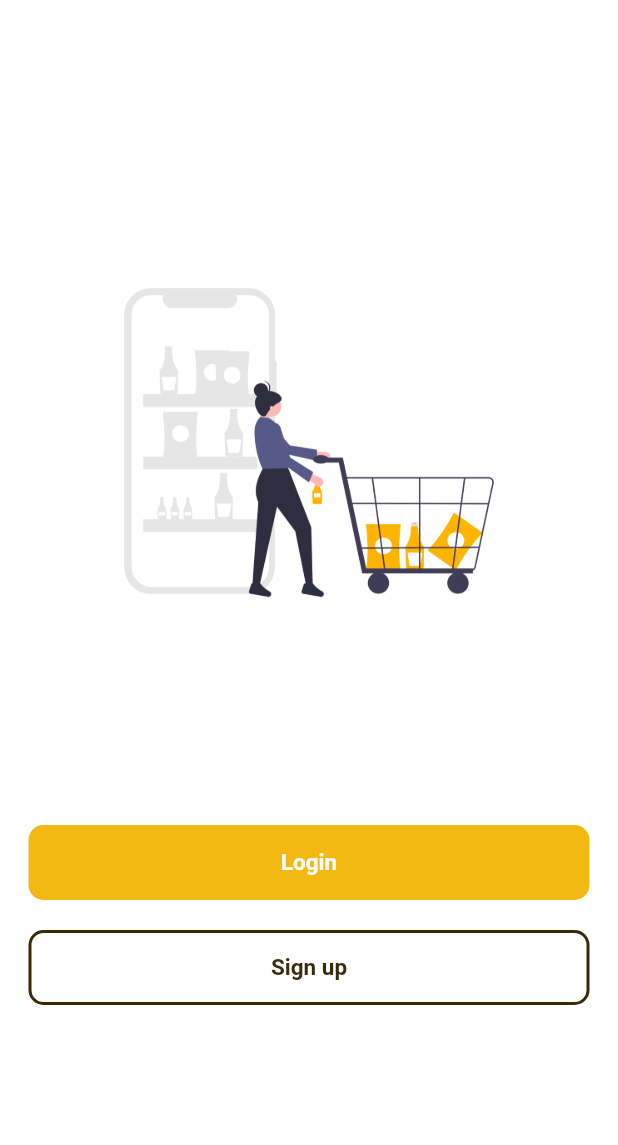
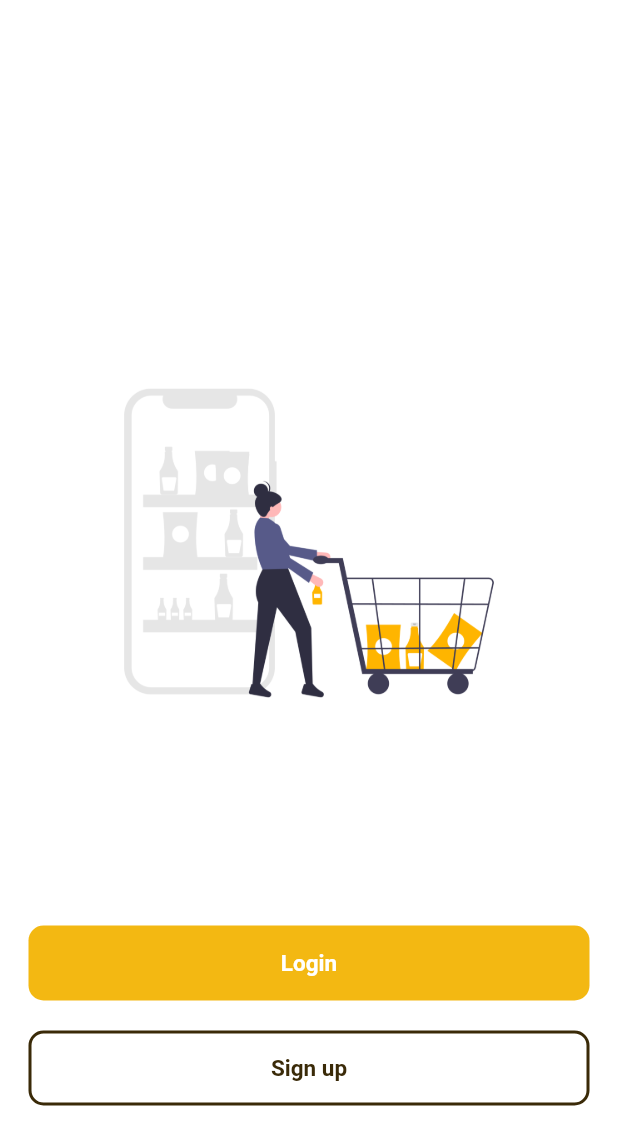
Before and after one commit to Yusfgus/Ecommerce_app, a Flutter app: the screen it shows after launch, on a phone screen of 412 x 824 dp. Shown: the top 1145 px of the screen. Run offline on Flutter 3.47's test engine with Material 2 defaults, Android fonts, the phone set to English and light mode, and no system bars.

Commit message:
some updates

```diff
--- a/lib/main.dart
+++ b/lib/main.dart
@@ -1,5 +1,6 @@
 import 'package:flutter/material.dart';
 import 'package:nemo_app/modules/Register%20Screen/RegisterScreen.dart';
+import 'package:nemo_app/modules/welcome%20Screen/WelcomeScreen.dart';
 import 'modules/Splash screen/SplashScreen.dart';
 
 
--- a/lib/modules/Register Screen/RegisterScreen.dart
+++ b/lib/modules/Register Screen/RegisterScreen.dart
@@ -156,6 +156,9 @@ class _RegisterScreenState extends State<RegisterScreen> {
                       )),
                 ],
               ),
+              SizedBox(
+                height: 10.0,
+              ),
             ],
           ),
         ),
--- a/lib/modules/welcome Screen/WelcomeScreen.dart
+++ b/lib/modules/welcome Screen/WelcomeScreen.dart
@@ -17,6 +17,7 @@ class WelcomeScreen extends StatelessWidget {
     return Scaffold(
       backgroundColor: Colors.white,
       body: Center(
+        child: SingleChildScrollView(
           child: Column(
             children:
             [
@@ -74,6 +75,7 @@ class WelcomeScreen extends StatelessWidget {
             ],
           ),
         ),
+      ),
     );
   }
 }
--- a/lib/shared/components/components.dart
+++ b/lib/shared/components/components.dart
@@ -120,8 +120,6 @@ void showAlertDialog({
         decoration: BoxDecoration(
           borderRadius: BorderRadius.circular(25.0),
         ),
-        child: Container(
-          height: 100,
         child: AlertDialog(
           title: Text('Warning'),
           content: Text(label),
@@ -154,7 +152,6 @@ void showAlertDialog({
             ),
           ],
         ),
-        ),
       );
     },
   );
```
Lines whose indentation alone changed are shown as unchanged.
